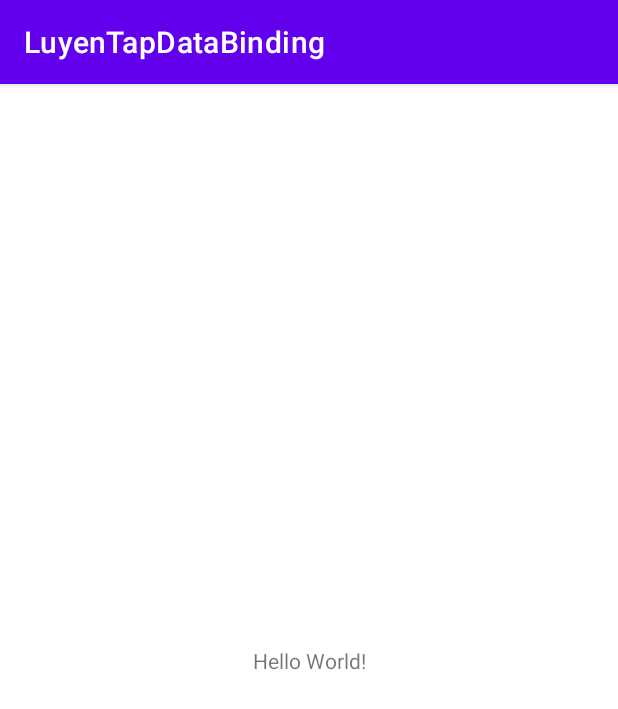
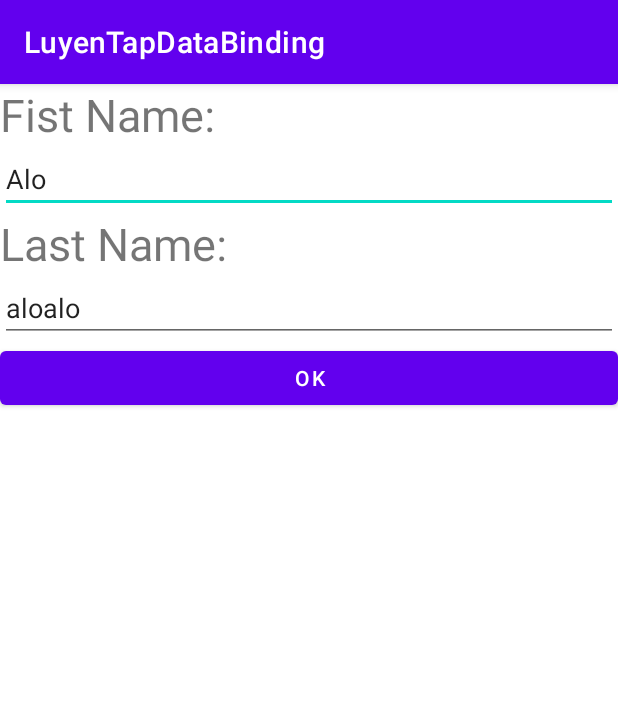
Before and after one commit to 21424070-vinhapp/LuyenTapDataBinding, an Android app: the screen it shows after launch (MainActivity), on a phone screen of 412 x 824 dp. Shown: the top 709 px of the screen. Run offline under Robolectric (Android 15) with nearby library versions, the phone set to English and light mode, and no system bars; our stand-ins replace data binding.

Commit message:
update code part 1 (import, create basic example)

```diff
--- a/app/build.gradle
+++ b/app/build.gradle
@@ -25,6 +25,10 @@ android {
         sourceCompatibility JavaVersion.VERSION_1_8
         targetCompatibility JavaVersion.VERSION_1_8
     }
+
+    dataBinding{
+        enabled=true
+    }
 }
 
 dependencies {
--- a/app/src/main/java/com/example/luyentapdatabinding/MainActivity.java
+++ b/app/src/main/java/com/example/luyentapdatabinding/MainActivity.java
@@ -1,8 +1,12 @@
 package com.example.luyentapdatabinding;
 
 import androidx.appcompat.app.AppCompatActivity;
+import androidx.databinding.DataBindingUtil;
 
 import android.os.Bundle;
+
+import com.example.luyentapdatabinding.databinding.ActivityMainBinding;
+import com.example.luyentapdatabinding.model.Users;
 
 public class MainActivity extends AppCompatActivity {
 
@@ -10,5 +14,9 @@ public class MainActivity extends AppCompatActivity {
     protected void onCreate(Bundle savedInstanceState) {
         super.onCreate(savedInstanceState);
         setContentView(R.layout.activity_main);
+
+        ActivityMainBinding binding= DataBindingUtil.setContentView(MainActivity.this,R.layout.activity_main);
+        Users users=new Users("Alo", "aloalo");
+        binding.setUsers(users);
     }
 }
--- /dev/null
+++ b/app/src/main/java/com/example/luyentapdatabinding/model/Users.java
@@ -0,0 +1,37 @@
+package com.example.luyentapdatabinding.model;
+
+import androidx.databinding.BaseObservable;
+import androidx.databinding.Bindable;
+
+public class Users extends BaseObservable {
+    private String firstName;
+    private String lastName;
+
+    @Bindable
+    public String getFirstName() {
+        return firstName;
+    }
+
+    @Bindable
+    public void setFirstName(String firstName) {
+        this.firstName = firstName;
+    }
+
+    @Bindable
+    public String getLastName() {
+        return lastName;
+    }
+
+    @Bindable
+    public void setLastName(String lastName) {
+        this.lastName = lastName;
+    }
+
+    public Users() {
+    }
+
+    public Users(String firstName, String lastName) {
+        this.firstName = firstName;
+        this.lastName = lastName;
+    }
+}
--- a/app/src/main/res/layout/activity_main.xml
+++ b/app/src/main/res/layout/activity_main.xml
@@ -1,18 +1,48 @@
 <?xml version="1.0" encoding="utf-8"?>
-<androidx.constraintlayout.widget.ConstraintLayout xmlns:android="http://schemas.android.com/apk/res/android"
-    xmlns:app="http://schemas.android.com/apk/res-auto"
-    xmlns:tools="http://schemas.android.com/tools"
-    android:layout_width="match_parent"
-    android:layout_height="match_parent"
-    tools:context=".MainActivity">
+<layout xmlns:android="http://schemas.android.com/apk/res/android">
 
-    <TextView
-        android:layout_width="wrap_content"
-        android:layout_height="wrap_content"
-        android:text="Hello World!"
-        app:layout_constraintBottom_toBottomOf="parent"
-        app:layout_constraintEnd_toEndOf="parent"
-        app:layout_constraintStart_toStartOf="parent"
-        app:layout_constraintTop_toTopOf="parent" />
+    <data>
 
-</androidx.constraintlayout.widget.ConstraintLayout>
+        <variable
+            name="users"
+            type="com.example.luyentapdatabinding.model.Users" />
+    </data>
+
+    <LinearLayout
+        android:layout_width="match_parent"
+        android:layout_height="match_parent"
+        android:orientation="vertical">
+
+        <TextView
+            android:id="@+id/txtFirstName"
+            android:layout_width="match_parent"
+            android:layout_height="wrap_content"
+            android:text="Fist Name:"
+            android:textSize="30sp" />
+
+        <EditText
+            android:text="@{users.firstName}"
+            android:id="@+id/edtFirstName"
+            android:layout_width="match_parent"
+            android:layout_height="wrap_content" />
+
+        <TextView
+            android:id="@+id/txtLastName"
+            android:layout_width="match_parent"
+            android:layout_height="wrap_content"
+            android:text="Last Name:"
+            android:textSize="30sp" />
+
+        <EditText
+            android:text="@{users.lastName}"
+            android:id="@+id/edtLastName"
+            android:layout_width="match_parent"
+            android:layout_height="wrap_content" />
+
+        <Button
+            android:id="@+id/btnOK"
+            android:layout_width="match_parent"
+            android:layout_height="wrap_content"
+            android:text="OK"/>
+    </LinearLayout>
+</layout>
```
